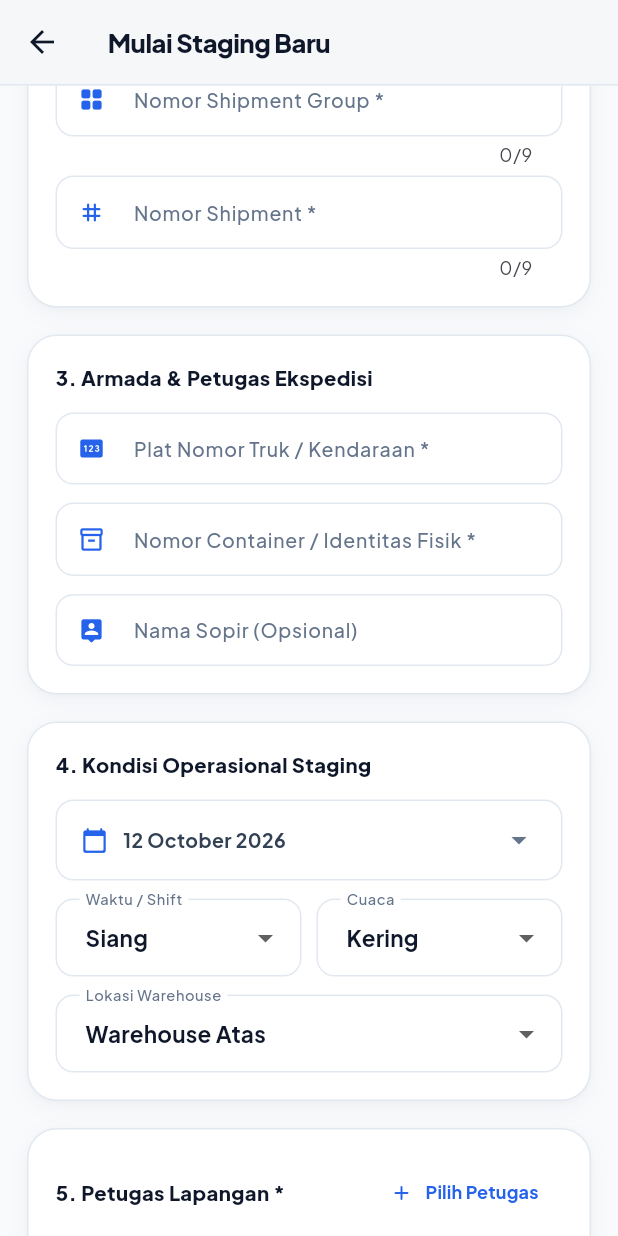
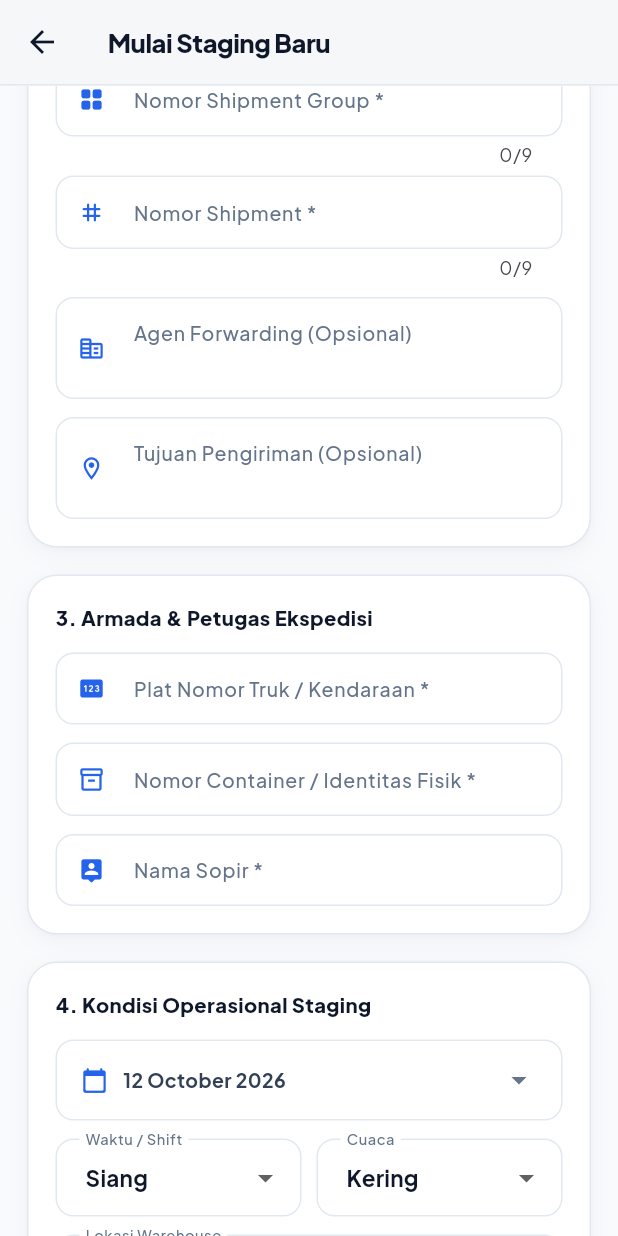
Before and after one commit to prihandiva/spv-track-mobile, a Flutter app: the FieldAppCreateScreen screen opened directly, scrolled down 576 dp, on a phone screen of 412 x 824 dp. Run offline on Flutter 3.47's test engine with Material 3 defaults, Android fonts, the phone set to English and light mode, and no system bars; our stand-ins replace google_fonts, image_picker, shared_preferences; accounts and stored records are empty; network calls fail.

Commit message:
feat: mandatory driver name, 24-hour time picker, overflow fix, and add agen forwarding & tujuan pengiriman

```diff
--- a/lib/core/network/api_service.dart
+++ b/lib/core/network/api_service.dart
@@ -185,6 +185,8 @@ class ApiService {
       platNomor: data['plat_nomor'] ?? 'B 9123 SPV',
       nomorContainerAtauPlat: data['nomor_container_atau_plat'] ?? 'TGHU1234567',
       namaSopir: data['nama_sopir'] ?? 'Ahmad Syahrul',
+      agenForwarding: data['agen_forwarding'],
+      tujuanPengiriman: data['tujuan_pengiriman'],
       jenisProduk: data['jenis_produk'] ?? 'fiber',
       jenisPengiriman: data['jenis_pengiriman'] ?? 'export',
       cuaca: data['cuaca'] ?? 'kering',
--- a/lib/screens/field_app/field_app_create_screen.dart
+++ b/lib/screens/field_app/field_app_create_screen.dart
@@ -24,6 +24,8 @@ class _FieldAppCreateScreenState extends State<FieldAppCreateScreen> {
   final _packingListCtrl = TextEditingController();
   final _shipmentGroupCtrl = TextEditingController();
   final _shipmentNoCtrl = TextEditingController();
+  final _agenForwardingCtrl = TextEditingController();
+  final _tujuanPengirimanCtrl = TextEditingController();
   final _platNomorCtrl = TextEditingController();
   final _containerCtrl = TextEditingController();
   final _namaSopirCtrl = TextEditingController();
@@ -52,6 +54,19 @@ class _FieldAppCreateScreenState extends State<FieldAppCreateScreen> {
   void initState() {
     super.initState();
     _loadKaryawans();
+  }
+
+  @override
+  void dispose() {
+    _packingListCtrl.dispose();
+    _shipmentGroupCtrl.dispose();
+    _shipmentNoCtrl.dispose();
+    _agenForwardingCtrl.dispose();
+    _tujuanPengirimanCtrl.dispose();
+    _platNomorCtrl.dispose();
+    _containerCtrl.dispose();
+    _namaSopirCtrl.dispose();
+    super.dispose();
   }
 
   Future<void> _loadKaryawans() async {
@@ -157,6 +172,12 @@ class _FieldAppCreateScreenState extends State<FieldAppCreateScreen> {
           if (res['nama_sopir']?.isNotEmpty == true) {
             _namaSopirCtrl.text = res['nama_sopir'];
           }
+          if (res['agen_forwarding']?.isNotEmpty == true) {
+            _agenForwardingCtrl.text = res['agen_forwarding'];
+          }
+          if (res['tujuan_pengiriman']?.isNotEmpty == true) {
+            _tujuanPengirimanCtrl.text = res['tujuan_pengiriman'];
+          }
           _ocrSummary = 'Data berhasil diekstrak via OCR Tesseract!';
         }
       });
@@ -207,9 +228,11 @@ class _FieldAppCreateScreenState extends State<FieldAppCreateScreen> {
         'packing_list_no': _packingListCtrl.text.trim(),
         'shipment_group': _shipmentGroupCtrl.text.trim(),
         'shipment_no': _shipmentNoCtrl.text.trim(),
+        'agen_forwarding': _agenForwardingCtrl.text.trim(),
+        'tujuan_pengiriman': _tujuanPengirimanCtrl.text.trim(),
         'plat_nomor': _platNomorCtrl.text.trim(),
         'nomor_container_atau_plat': _containerCtrl.text.trim(),
-        'nama_sopir': _namaSopirCtrl.text.trim().isEmpty ? '-' : _namaSopirCtrl.text.trim(),
+        'nama_sopir': _namaSopirCtrl.text.trim(),
         'cuaca': _cuaca,
         'waktu': _waktu,
         'warehouse_lokasi': _warehouseLokasi,
@@ -605,6 +628,34 @@ class _FieldAppCreateScreenState extends State<FieldAppCreateScreen> {
               return null;
             },
           ),
+          const SizedBox(height: 12),
+
+          TextFormField(
+            controller: _agenForwardingCtrl,
+            maxLines: 2,
+            minLines: 1,
+            style: GoogleFonts.plusJakartaSans(fontWeight: FontWeight.w600, fontSize: 13),
+            decoration: const InputDecoration(
+              labelText: 'Agen Forwarding (Opsional)',
+              hintText: 'Contoh: PT. SAMUDERA LOGISTICS / EMKL',
+              prefixIcon: Icon(Icons.corporate_fare_rounded, size: 18, color: AppColors.brandAzure),
+              alignLabelWithHint: true,
+            ),
+          ),
+          const SizedBox(height: 12),
+
+          TextFormField(
+            controller: _tujuanPengirimanCtrl,
+            maxLines: 3,
+            minLines: 2,
+            style: GoogleFonts.plusJakartaSans(fontWeight: FontWeight.w600, fontSize: 13),
+            decoration: const InputDecoration(
+              labelText: 'Tujuan Pengiriman (Opsional)',
+              hintText: 'Contoh: Pelabuhan Tanjung Priok / Gudang Surabaya',
+              prefixIcon: Icon(Icons.location_on_outlined, size: 18, color: AppColors.brandAzure),
+              alignLabelWithHint: true,
+            ),
+          ),
         ],
       ),
     );
@@ -653,10 +704,11 @@ class _FieldAppCreateScreenState extends State<FieldAppCreateScreen> {
             controller: _namaSopirCtrl,
             style: GoogleFonts.plusJakartaSans(fontWeight: FontWeight.w600, fontSize: 13),
             decoration: const InputDecoration(
-              labelText: 'Nama Sopir (Opsional)',
-              hintText: 'Contoh: Ahmad / Hendra',
+              labelText: 'Nama Sopir *',
+              hintText: 'Contoh: Ahmad',
               prefixIcon: Icon(Icons.person_pin_rounded, size: 18, color: AppColors.brandAzure),
             ),
+            validator: (v) => v == null || v.trim().isEmpty ? 'Nama sopir wajib diisi' : null,
           ),
         ],
       ),
--- a/lib/screens/shipments/shipment_detail_screen.dart
+++ b/lib/screens/shipments/shipment_detail_screen.dart
@@ -345,6 +345,10 @@ class _ShipmentDetailScreenState extends State<ShipmentDetailScreen> {
                   _buildDetailRow('No. Surat Jalan / PL', s.packingListNo, isCode: true),
                   _buildDetailRow('Shipment Group', s.shipmentGroup, isCode: true),
                   _buildDetailRow('Shipment No', s.shipmentNo, isCode: true),
+                  if (s.agenForwarding != null && s.agenForwarding!.isNotEmpty)
+                    _buildDetailRow('Agen Forwarding', s.agenForwarding!),
+                  if (s.tujuanPengiriman != null && s.tujuanPengiriman!.isNotEmpty)
+                    _buildDetailRow('Tujuan Pengiriman', s.tujuanPengiriman!),
                   _buildDetailRow('Jenis Produk', s.jenisProduk.toUpperCase()),
                   _buildDetailRow('Jenis Pengiriman', s.jenisPengiriman.toUpperCase()),
                   _buildDetailRow('Lokasi Warehouse', 'Warehouse ${s.warehouseLokasi.toUpperCase()}'),
```
Also changed, not shown: lib/screens/field_app/timeline_screen.dart (+71 -10 lines).
